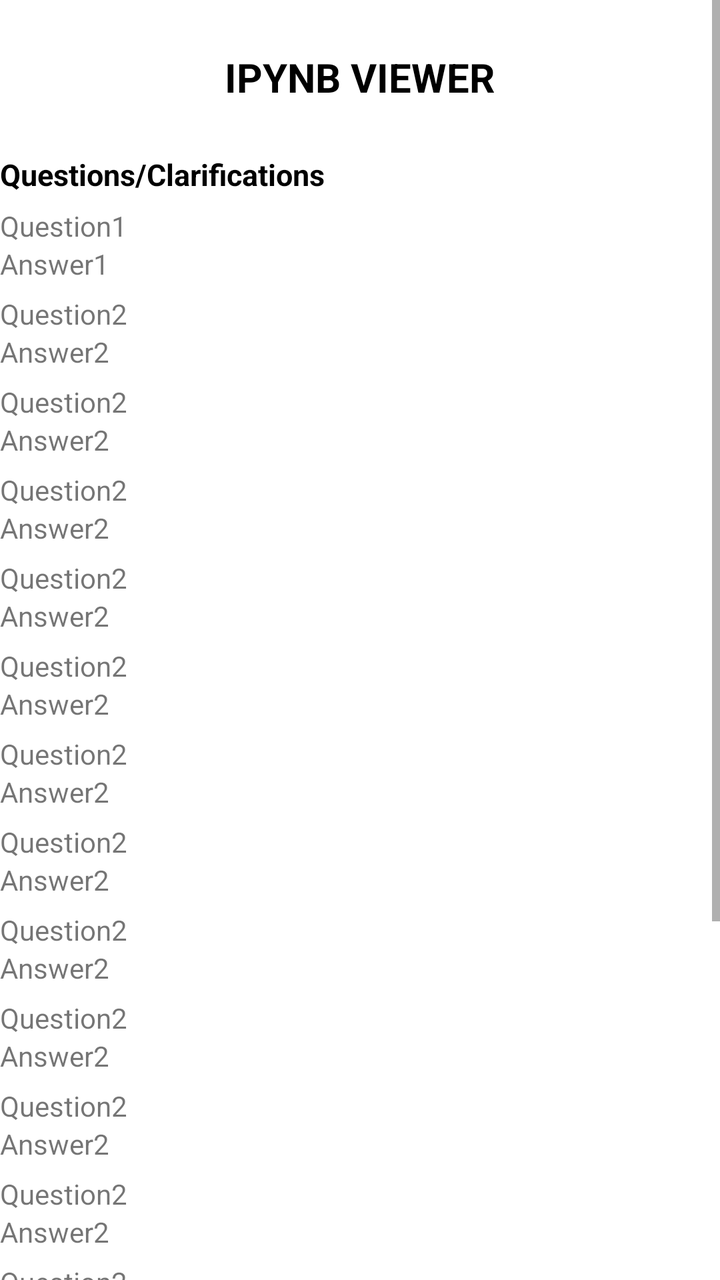
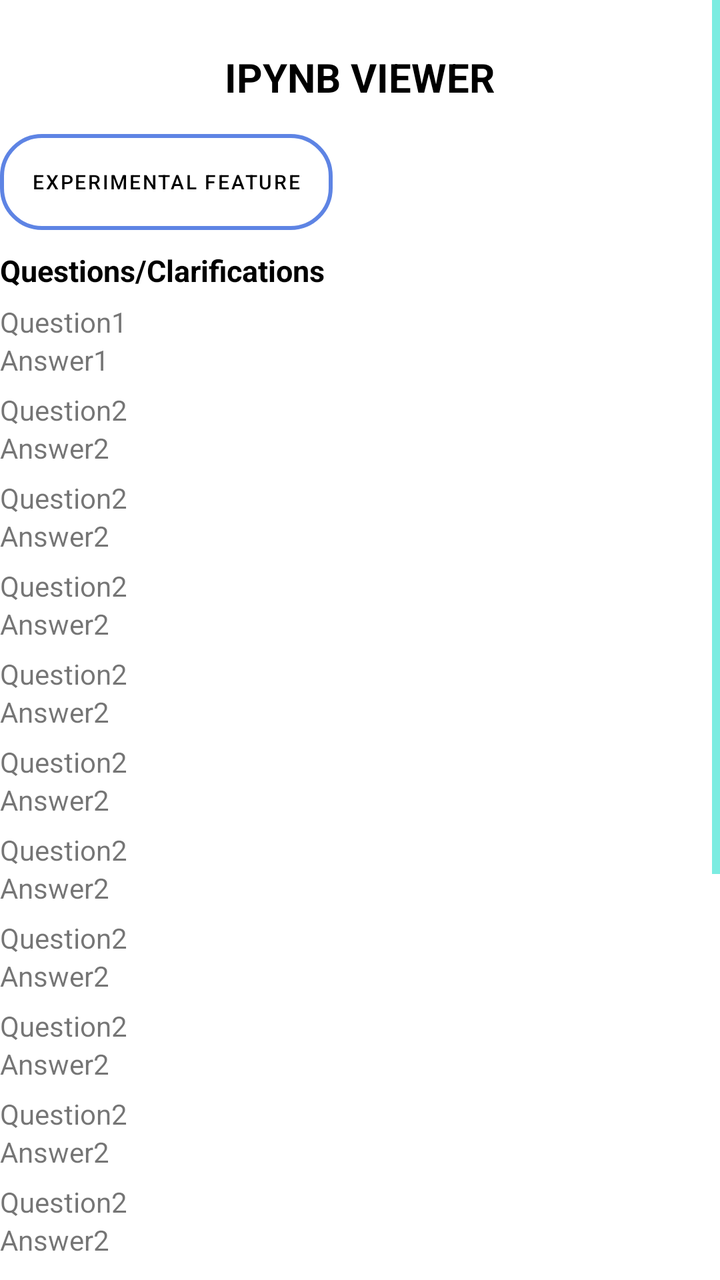

The first picture is an Android layout as it rendered before a commit; the second is the same layout after the commit. The layout source and the unified diff follow.
<!-- AndroidManifest.xml: application theme Theme.IpynbViewer -->
<!-- res/layout/activity_information.xml -->
<?xml version="1.0" encoding="utf-8"?>
<ScrollView
    xmlns:android="http://schemas.android.com/apk/res/android"
    xmlns:tools="http://schemas.android.com/tools"
    xmlns:app="http://schemas.android.com/apk/res-auto"
    android:layout_width="match_parent"
    android:layout_height="match_parent">
    <LinearLayout
        android:layout_width="match_parent"
        android:layout_height="match_parent"
        android:orientation="vertical">

        <TextView
            android:layout_width="wrap_content"
            android:layout_height="wrap_content"
            android:text="IPYNB VIEWER"
            android:paddingTop="25dp"
            android:paddingBottom="25dp"
            android:textStyle="bold"
            android:layout_gravity="center"
            android:textColor="#000000"
            android:textSize="20sp"/>

        <TextView
            android:layout_width="wrap_content"
            android:layout_height="wrap_content"
            android:text="Questions/Clarifications"
            android:textStyle="bold"
            android:textSize="15sp"
            android:textColor="#000000"/>

        <TextView
            android:layout_width="match_parent"
            android:layout_height="wrap_content"
            android:paddingTop="6dp"
            android:text="Question1"/>
        <TextView
            android:layout_width="match_parent"
            android:layout_height="wrap_content"
            android:text="Answer1"/>

        <TextView
            android:layout_width="match_parent"
            android:layout_height="wrap_content"
            android:paddingTop="6dp"
            android:text="Question2"/>
        <TextView
            android:layout_width="match_parent"
            android:layout_height="wrap_content"
            android:text="Answer2"/>

        <TextView
            android:layout_width="match_parent"
            android:layout_height="wrap_content"
            android:paddingTop="6dp"
            android:text="Question2"/>
        <TextView
            android:layout_width="match_parent"
            android:layout_height="wrap_content"
            android:text="Answer2"/>

        <TextView
            android:layout_width="match_parent"
            android:layout_height="wrap_content"
            android:paddingTop="6dp"
            android:text="Question2"/>
        <TextView
            android:layout_width="match_parent"
            android:layout_height="wrap_content"
            android:text="Answer2"/>

        <TextView
            android:layout_width="match_parent"
            android:layout_height="wrap_content"
            android:paddingTop="6dp"
            android:text="Question2"/>
        <TextView
            android:layout_width="match_parent"
            android:layout_height="wrap_content"
            android:text="Answer2"/>

        <TextView
            android:layout_width="match_parent"
            android:layout_height="wrap_content"
            android:paddingTop="6dp"
            android:text="Question2"/>
        <TextView
            android:layout_width="match_parent"
            android:layout_height="wrap_content"
            android:text="Answer2"/>

        <TextView
            android:layout_width="match_parent"
            android:layout_height="wrap_content"
            android:paddingTop="6dp"
            android:text="Question2"/>
        <TextView
            android:layout_width="match_parent"
            android:layout_height="wrap_content"
            android:text="Answer2"/>

        <TextView
            android:layout_width="match_parent"
            android:layout_height="wrap_content"
            android:paddingTop="6dp"
            android:text="Question2"/>
        <TextView
            android:layout_width="match_parent"
            android:layout_height="wrap_content"
            android:text="Answer2"/>

        <TextView
            android:layout_width="match_parent"
            android:layout_height="wrap_content"
            android:paddingTop="6dp"
            android:text="Question2"/>
        <TextView
            android:layout_width="match_parent"
            android:layout_height="wrap_content"
            android:text="Answer2"/>

        <TextView
            android:layout_width="match_parent"
            android:layout_height="wrap_content"
            android:paddingTop="6dp"
            android:text="Question2"/>
        <TextView
            android:layout_width="match_parent"
            android:layout_height="wrap_content"
            android:text="Answer2"/>

        <TextView
            android:layout_width="match_parent"
            android:layout_height="wrap_content"
            android:paddingTop="6dp"
            android:text="Question2"/>
        <TextView
            android:layout_width="match_parent"
            android:layout_height="wrap_content"
            android:text="Answer2"/>

        <TextView
            android:layout_width="match_parent"
            android:layout_height="wrap_content"
            android:paddingTop="6dp"
            android:text="Question2"/>
        <TextView
            android:layout_width="match_parent"
            android:layout_height="wrap_content"
            android:text="Answer2"/>

        <TextView
            android:layout_width="match_parent"
            android:layout_height="wrap_content"
            android:paddingTop="6dp"
            android:text="Question2"/>
        <TextView
            android:layout_width="match_parent"
            android:layout_height="wrap_content"
            android:text="Answer2"/>

        <TextView
            android:layout_width="match_parent"
            android:layout_height="wrap_content"
            android:paddingTop="6dp"
            android:text="Question2"/>
        <TextView
            android:layout_width="match_parent"
            android:layout_height="wrap_content"
            android:text="Answer2"/>

        <TextView
            android:layout_width="match_parent"
            android:layout_height="wrap_content"
            android:paddingTop="6dp"
            android:text="Question2"/>
        <TextView
            android:layout_width="match_parent"
            android:layout_height="wrap_content"
            android:text="Answer2"/>

        <TextView
            android:layout_width="match_parent"
            android:layout_height="wrap_content"
            android:paddingTop="6dp"
            android:text="Question2"/>
        <TextView
            android:layout_width="match_parent"
            android:layout_height="wrap_content"
            android:text="Answer2"/>

        <TextView
            android:layout_width="match_parent"
            android:layout_height="wrap_content"
            android:paddingTop="6dp"
            android:text="Question2"/>
        <TextView
            android:layout_width="match_parent"
            android:layout_height="wrap_content"
            android:text="Answer2"/>

        <TextView
            android:layout_width="match_parent"
            android:layout_height="wrap_content"
            android:paddingTop="6dp"
            android:text="Question2"/>
        <TextView
            android:layout_width="match_parent"
            android:layout_height="wrap_content"
            android:text="Answer2"/>

    </LinearLayout>


</ScrollView>
<!-- resources referenced by this layout -->
<resources>
  <style name="Theme.IpynbViewer" parent="Theme.MaterialComponents.DayNight.DarkActionBar">
          
          <item name="colorPrimary">@color/purple_500</item>
          <item name="colorPrimaryVariant">@color/purple_700</item>
          <item name="colorOnPrimary">@color/white</item>
          
          <item name="colorSecondary">@color/teal_200</item>
          <item name="colorSecondaryVariant">@color/teal_700</item>
          <item name="colorOnSecondary">@color/black</item>
          
          <item name="android:statusBarColor">?attr/colorPrimaryVariant</item>
          
          <item name="windowNoTitle">true</item>
  
          <item name="android:windowFullscreen">true</item>
      </style>
  <color name="purple_500">#FF6200EE</color>
  <color name="purple_700">#FF3700B3</color>
  <color name="white">#FFFFFFFF</color>
  <color name="teal_200">#FF03DAC5</color>
  <color name="teal_700">#FF018786</color>
  <color name="black">#FF000000</color>
</resources>

<!-- the commit's change to res/layout/activity_information.xml (unified diff, before → after) -->
@@ -15,11 +15,23 @@
             android:layout_height="wrap_content"
             android:text="IPYNB VIEWER"
             android:paddingTop="25dp"
-            android:paddingBottom="25dp"
+            android:paddingBottom="15dp"
             android:textStyle="bold"
             android:layout_gravity="center"
-            android:textColor="#000000"
+            android:textColor="@color/colorText"
             android:textSize="20sp"/>
+
+        <Button
+            android:id="@+id/experimentalbtn"
+            android:layout_width="wrap_content"
+            android:layout_height="wrap_content"
+            android:text="Experimental Feature"
+            android:textSize="10sp"
+            android:textColor="@color/colorText"
+            android:background="@drawable/mybutton"
+            tools:layout_editor_absoluteX="90dp"
+            tools:layout_editor_absoluteY="587dp"
+            app:backgroundTint="@null"/>
 
         <TextView
             android:layout_width="wrap_content"
@@ -27,7 +39,8 @@
             android:text="Questions/Clarifications"
             android:textStyle="bold"
             android:textSize="15sp"
-            android:textColor="#000000"/>
+            android:textColor="@color/colorText"
+            android:paddingTop="10dp"/>
 
         <TextView
             android:layout_width="match_parent"
<!-- resource entries referenced after the edit -->
@@ -1,5 +1,19 @@
 <!-- resources referenced by this layout -->
 <resources>
+  <color name="colorText">#FF000000</color>
+  <!-- drawable mybutton (drawable) -->
+  <?xml version="1.0" encoding="utf-8"?>
+  <shape xmlns:android="http://schemas.android.com/apk/res/android">
+  
+      <corners android:radius="20dp" />
+      <gradient
+          android:endColor="@android:color/transparent"
+          android:startColor="@android:color/transparent" />
+      <stroke
+          android:width="2dp"
+          android:color="#5E84E4" /> 
+  
+  </shape>
   <style name="Theme.IpynbViewer" parent="Theme.MaterialComponents.DayNight.DarkActionBar">
           
           <item name="colorPrimary">@color/purple_500</item>
@@ -15,6 +29,8 @@
           <item name="windowNoTitle">true</item>
   
           <item name="android:windowFullscreen">true</item>
+  
+          <item name="android:textColorSecondary">@color/teal_200</item>
       </style>
   <color name="purple_500">#FF6200EE</color>
   <color name="purple_700">#FF3700B3</color>
